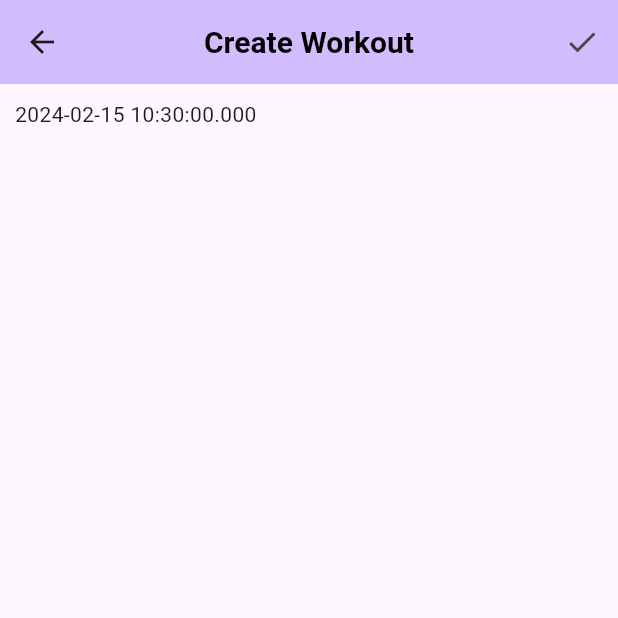
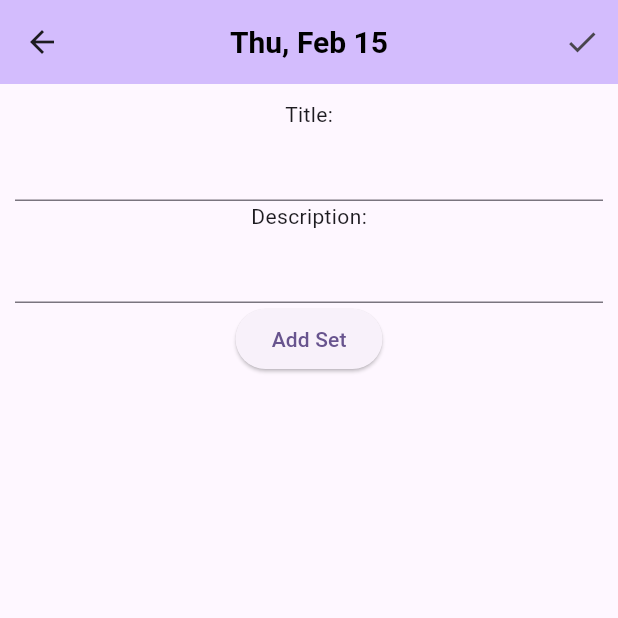
Before and after one commit to J-Salt/track-planner, a Flutter app: the CreateWorkout screen opened directly, after a tap on the "check" icon, on a phone screen of 412 x 824 dp, the top half of it. Run offline on Flutter 3.47's test engine with Material 3 defaults, Android fonts, the phone set to English and light mode, and no system bars; our stand-ins replace firebase_auth, firebase_core, firebase_database, flutter_riverpod, table_calendar; accounts and stored records are empty.

Commit message:
added db functionality

```diff
--- a/lib/create_workout.dart
+++ b/lib/create_workout.dart
@@ -1,17 +1,36 @@
 import 'package:flutter/material.dart';
 import 'package:flutter_riverpod/flutter_riverpod.dart';
+import 'package:intl/intl.dart';
 import 'package:track_planner/calendar.dart';
+import 'package:track_planner/service.dart';
 import 'package:track_planner/utils/reusable_appbar.dart';
 
 class CreateWorkout extends ConsumerWidget {
+  CreateWorkout({super.key});
+
+  final TextEditingController titleController = TextEditingController();
+  final TextEditingController descController = TextEditingController();
+  final DateFormat titleFormat = DateFormat("EEE, MMM d");
+  List<Object> sets = [
+    {
+      "test": "test",
+    },
+    {
+      "test": "test",
+    }
+  ];
   Widget build(BuildContext context, WidgetRef ref) {
     return Scaffold(
       appBar: ReusableAppBar(
         context: context,
-        pageTitle: "Create Workout",
+        pageTitle:
+            titleFormat.format(ref.read(selectedDayProvider.notifier).state),
         trailingActions: [
           IconButton(
-            onPressed: () => {},
+            onPressed: () => {
+              Service().createActivity(
+                  titleController.text, descController.text, sets)
+            },
             icon: const Icon(Icons.check),
           ),
         ],
@@ -19,7 +38,15 @@ class CreateWorkout extends ConsumerWidget {
       body: Padding(
         padding: const EdgeInsets.all(10.0),
         child: Column(children: [
-          Text(ref.read(selectedDayProvider.notifier).state.toString())
+          const Text("Title:"),
+          TextField(
+            controller: titleController,
+          ),
+          const Text("Description:"),
+          TextField(
+            controller: descController,
+          ),
+          ElevatedButton(onPressed: () => {}, child: const Text("Add Set"))
         ]),
       ),
     );
--- a/lib/service.dart
+++ b/lib/service.dart
@@ -1,18 +1,11 @@
 import 'package:firebase_database/firebase_database.dart';
+import 'package:uuid/uuid.dart';
 
 /// Service class with functions for editing firebase entities
 class Service {
   late DatabaseReference db;
 
-  /// Creates user with [id] and [user].
-  void createUser(String id, user) async {
-    db = FirebaseDatabase.instance.ref("users/$id");
-    await db
-        .set(user)
-        .then((_) => print("success!"))
-        .catchError((err) => {print(err)});
-  }
-
+  /// Creates firebase entry for user with [uid] from the users authentication.
   void registerUser(
       String uid, String name, String group, int gradYear, bool isCoach) async {
     db = FirebaseDatabase.instance.ref("users/$uid");
@@ -27,4 +20,21 @@ class Service {
         .then((_) => print("success!"))
         .catchError((err) => {print(err)});
   }
+
+  // TODO persist sets and add the id's to the parent activity
+  void createActivity(String title, String desc, List<Object> sets) async {
+    var uuid = const Uuid();
+    List<String> setIds = [];
+
+    for (Object set in sets) {
+      String id = uuid.v4();
+      db = FirebaseDatabase.instance.ref("sets/$id");
+      await db.set(set);
+      setIds.add(id);
+    }
+
+    db = FirebaseDatabase.instance.ref("activities/${uuid.v4()}");
+
+    await db.set({"title": title, "description": desc, "sets": setIds});
+  }
 }
```
